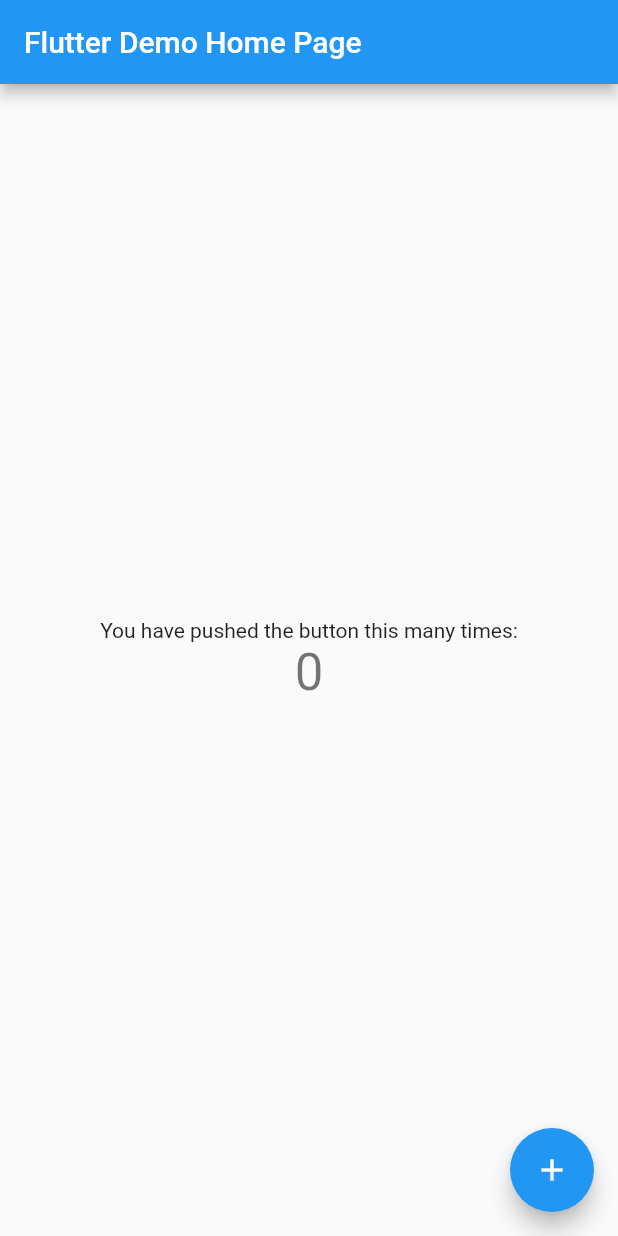
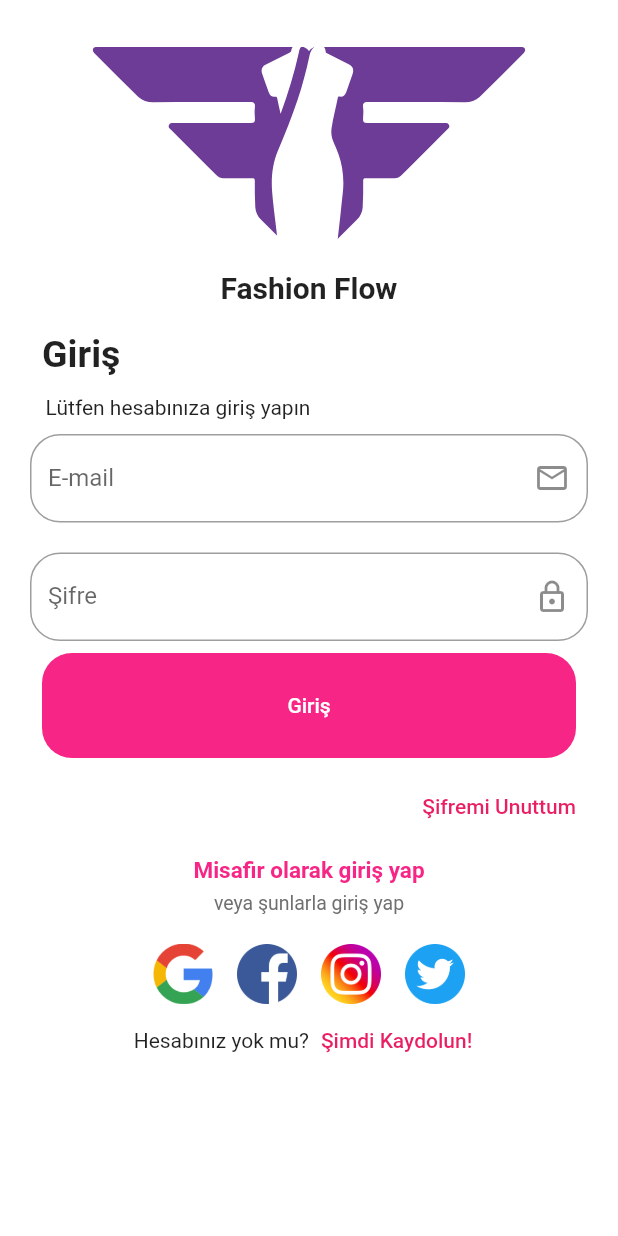
Before and after one commit to Fashion-Flow/Fashion-Flow, a Flutter app: the screen it shows after launch, on a phone screen of 412 x 824 dp. Run offline on Flutter 3.47's test engine with Material 2 defaults, Android fonts, the phone set to English and light mode, and no system bars; our stand-ins replace flutter_svg.

Commit message:
Finished Login UI

```diff
--- a/lib/constants/strings.dart
+++ b/lib/constants/strings.dart
@@ -1,3 +1,3 @@
 class Strings {
-  String appTitle = 'Fashion Flow';
+  static const String appTitle = 'Fashion Flow';
 }
--- a/lib/main.dart
+++ b/lib/main.dart
@@ -1,67 +1,21 @@
+import 'package:fashion_flow/constants/colors.dart';
+import 'package:fashion_flow/screens/login_screen.dart';
 import 'package:flutter/material.dart';
+import '';
 
 void main() {
-  runApp(const MyApp());
+  runApp(const FfApp());
 }
 
-class MyApp extends StatelessWidget {
-  const MyApp({super.key});
+class FfApp extends StatelessWidget {
+  const FfApp({super.key});
 
   @override
   Widget build(BuildContext context) {
     return MaterialApp(
-      title: 'Flutter Demo',
-      theme: ThemeData(
-        primarySwatch: Colors.blue,
-      ),
-      home: const MyHomePage(title: 'Flutter Demo Home Page'),
+      theme: ThemeData(primarySwatch: Colors.pink),
+      debugShowCheckedModeBanner: false,
+      home: LoginScreen(),
     );
   }
 }
-
-class MyHomePage extends StatefulWidget {
-  const MyHomePage({super.key, required this.title});
-
-  final String title;
-
-  @override
-  State<MyHomePage> createState() => _MyHomePageState();
-}
-
-class _MyHomePageState extends State<MyHomePage> {
-  int _counter = 0;
-
-  void _incrementCounter() {
-    setState(() {
-      _counter++;
-    });
-  }
-
-  @override
-  Widget build(BuildContext context) {
-    return Scaffold(
-      appBar: AppBar(
-        title: Text(widget.title),
-      ),
-      body: Center(
-        child: Column(
-          mainAxisAlignment: MainAxisAlignment.center,
-          children: <Widget>[
-            const Text(
-              'You have pushed the button this many times:',
-            ),
-            Text(
-              '$_counter',
-              style: Theme.of(context).textTheme.headlineMedium,
-            ),
-          ],
-        ),
-      ),
-      floatingActionButton: FloatingActionButton(
-        onPressed: _incrementCounter,
-        tooltip: 'Increment',
-        child: const Icon(Icons.add),
-      ),
-    );
-  }
-}
--- /dev/null
+++ b/lib/screens/login_screen.dart
@@ -0,0 +1,198 @@
+import 'package:flutter/material.dart';
+import 'package:flutter_svg/flutter_svg.dart';
+import 'package:fashion_flow/constants/colors.dart';
+import 'package:fashion_flow/constants/strings.dart';
+
+class LoginScreen extends StatelessWidget {
+  const LoginScreen({super.key});
+
+  @override
+  Widget build(BuildContext context) {
+    var width = MediaQuery.of(context).size.width;
+    return Scaffold(
+      resizeToAvoidBottomInset: false,
+      backgroundColor: Colors.white,
+      body: SafeArea(
+          child: Padding(
+        padding: const EdgeInsets.symmetric(horizontal: 20, vertical: 30),
+        child: Center(
+          child: Column(
+            crossAxisAlignment: CrossAxisAlignment.stretch,
+            children: [
+              SvgPicture.asset(
+                'assets/mainLogo.svg',
+                width: width * 0.7,
+              ),
+              const Text(
+                Strings.appTitle,
+                textAlign: TextAlign.center,
+                style: TextStyle(fontWeight: FontWeight.bold, fontSize: 20),
+              ),
+              const SizedBox(height: 10),
+              const Padding(
+                padding: EdgeInsets.all(8.0),
+                child: Text(
+                  'Giriş',
+                  style: TextStyle(fontWeight: FontWeight.bold, fontSize: 25),
+                ),
+              ),
+              const SizedBox(height: 5),
+              const Text('   Lütfen hesabınıza giriş yapın    '),
+              const SizedBox(height: 10),
+              EmailPasswordBox(buttonText: 'Giriş', buttonFunction: () {}),
+              Align(
+                alignment: Alignment.centerRight,
+                child: TextButton(
+                  onPressed: () {},
+                  child: const Text(
+                    'Şifremi Unuttum',
+                    textAlign: TextAlign.end,
+                  ),
+                ),
+              ),
+              const SizedBox(height: 10),
+              const Text(
+                'Misafir olarak giriş yap',
+                textAlign: TextAlign.center,
+                style: TextStyle(
+                    color: ffColors.Pink,
+                    fontWeight: FontWeight.bold,
+                    fontSize: 15),
+              ),
+              const SizedBox(height: 5),
+              const Text(
+                'veya şunlarla giriş yap',
+                textAlign: TextAlign.center,
+                style: TextStyle(color: ffColors.Gray, fontSize: 13),
+              ),
+              const SizedBox(height: 20),
+              Row(
+                mainAxisAlignment: MainAxisAlignment.center,
+                children: [
+                  Padding(
+                    padding: const EdgeInsets.symmetric(horizontal: 8.0),
+                    child: InkWell(
+                      onTap: () {}, // Image tapped
+                      splashColor: Colors.white10, // Splash color over image
+                      child: Ink.image(
+                        fit: BoxFit.cover, // Fixes border issues
+                        width: 40,
+                        height: 40,
+                        image: const AssetImage('assets/icons/ic_google.png'),
+                      ),
+                    ),
+                  ),
+                  Padding(
+                    padding: const EdgeInsets.symmetric(horizontal: 8.0),
+                    child: InkWell(
+                      onTap: () {}, // Image tapped
+                      splashColor: Colors.white10, // Splash color over image
+                      child: Ink.image(
+                        fit: BoxFit.cover, // Fixes border issues
+                        width: 40,
+                        height: 40,
+                        image: const AssetImage('assets/icons/ic_facebook.png'),
+                      ),
+                    ),
+                  ),
+                  Padding(
+                    padding: const EdgeInsets.symmetric(horizontal: 8.0),
+                    child: InkWell(
+                      onTap: () {}, // Image tapped
+                      splashColor: Colors.white10, // Splash color over image
+                      child: Ink.image(
+                        fit: BoxFit.cover, // Fixes border issues
+                        width: 40,
+                        height: 40,
+                        image:
+                            const AssetImage('assets/icons/ic_instagram.png'),
+                      ),
+                    ),
+                  ),
+                  Padding(
+                    padding: const EdgeInsets.symmetric(horizontal: 8.0),
+                    child: InkWell(
+                      onTap: () {}, // Image tapped
+                      splashColor: Colors.white10, // Splash color over image
+                      child: Ink.image(
+                        fit: BoxFit.cover, // Fixes border issues
+                        width: 40,
+                        height: 40,
+                        image: const AssetImage('assets/icons/ic_twitter.png'),
+                      ),
+                    ),
+                  )
+                ],
+              ),
+              Row(
+                mainAxisAlignment: MainAxisAlignment.center,
+                children: [
+                  Text('Hesabınız yok mu?'),
+                  TextButton(onPressed: () {}, child: Text('Şimdi Kaydolun!'))
+                ],
+              )
+            ],
+          ),
+        ),
+      )),
+    );
+  }
+}
+
+class EmailPasswordBox extends StatelessWidget {
+  EmailPasswordBox({required this.buttonText, required this.buttonFunction});
+
+  String buttonText;
+  VoidCallback buttonFunction;
+  late String email;
+  late String password;
+
+  @override
+  Widget build(BuildContext context) {
+    return Column(
+      children: [
+        TextField(
+          keyboardType: TextInputType.emailAddress,
+          decoration: InputDecoration(
+            border:
+                OutlineInputBorder(borderRadius: BorderRadius.circular(20.0)),
+            labelText: 'E-mail',
+            suffixIcon: const Icon(Icons.email_outlined),
+          ),
+          onChanged: (value) {
+            email = value;
+          },
+        ),
+        const SizedBox(height: 20),
+        TextField(
+          obscureText: true,
+          decoration: InputDecoration(
+            border:
+                OutlineInputBorder(borderRadius: BorderRadius.circular(20.0)),
+            labelText: 'Şifre',
+            suffixIcon: const Icon(Icons.lock_outlined),
+          ),
+          onChanged: (value) {
+            password = value;
+          },
+        ),
+        TextButton(
+          onPressed: () {},
+          child: Container(
+            height: 70,
+            decoration: const BoxDecoration(
+              borderRadius: BorderRadius.all(Radius.circular(20)),
+              color: ffColors.Pink,
+            ),
+            child: const Center(
+              child: Text(
+                'Giriş',
+                style: TextStyle(color: Colors.white),
+              ),
+            ),
+          ),
+        ),
+      ],
+    );
+  }
+}
```
Also changed, not shown: pubspec.yaml (+4 -3 lines), pubspec.lock, 1 other file.
